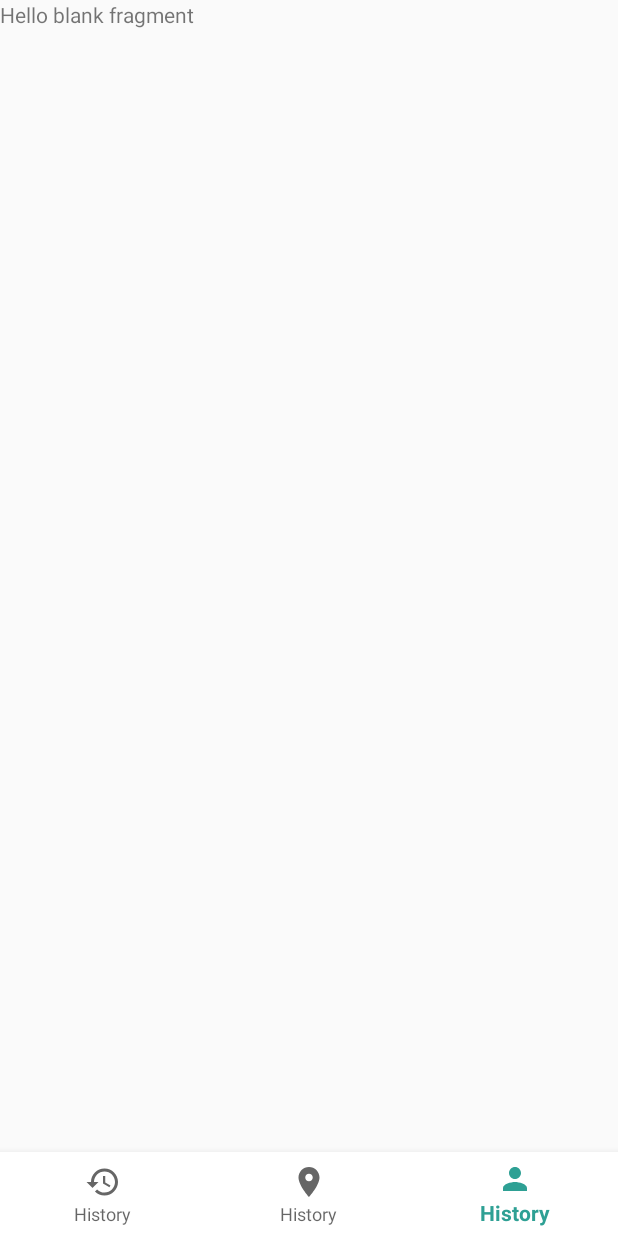
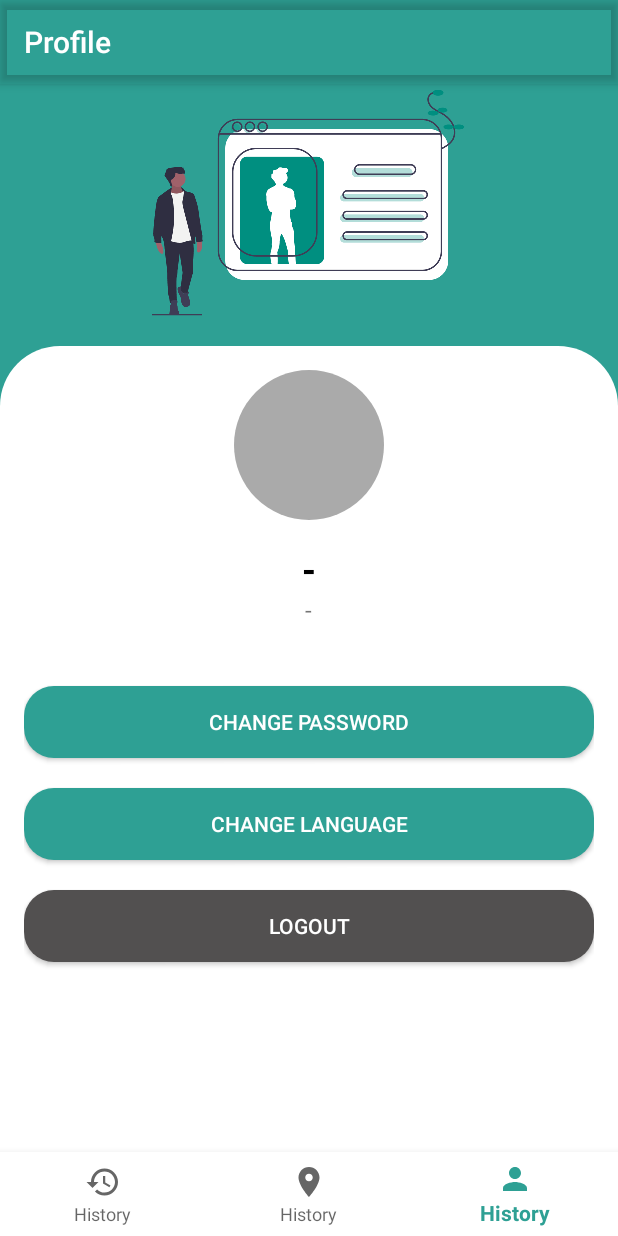
Before and after one commit to Bilnapis/Schooly-Absensi, an Android app: the screen it shows after launch (MainActivity), item 3 of the bottom bar chosen, on a phone screen of 412 x 824 dp. Run offline under Robolectric (Android 15) with nearby library versions, the phone set to English and light mode, and no system bars; our stand-ins replace CircleImageView.

Commit message:
ui: add ui profile

```diff
--- a/app/src/main/java/com/example/absensi/views/profile/ProfileFragment.kt
+++ b/app/src/main/java/com/example/absensi/views/profile/ProfileFragment.kt
@@ -7,52 +7,10 @@ import android.view.View
 import android.view.ViewGroup
 import com.example.absensi.R
 
-// TODO: Rename parameter arguments, choose names that match
-// the fragment initialization parameters, e.g. ARG_ITEM_NUMBER
-private const val ARG_PARAM1 = "param1"
-private const val ARG_PARAM2 = "param2"
-
-/**
- * A simple [Fragment] subclass.
- * Use the [ProfileFragment.newInstance] factory method to
- * create an instance of this fragment.
- */
 class ProfileFragment : Fragment() {
-    // TODO: Rename and change types of parameters
-    private var param1: String? = null
-    private var param2: String? = null
-
-    override fun onCreate(savedInstanceState: Bundle?) {
-        super.onCreate(savedInstanceState)
-        arguments?.let {
-            param1 = it.getString(ARG_PARAM1)
-            param2 = it.getString(ARG_PARAM2)
-        }
-    }
-
     override fun onCreateView(inflater: LayoutInflater, container: ViewGroup?,
                               savedInstanceState: Bundle?): View? {
         // Inflate the layout for this fragment
         return inflater.inflate(R.layout.fragment_profile, container, false)
     }
-
-    companion object {
-        /**
-         * Use this factory method to create a new instance of
-         * this fragment using the provided parameters.
-         *
-         * @param param1 Parameter 1.
-         * @param param2 Parameter 2.
-         * @return A new instance of fragment ProfileFragment.
-         */
-        // TODO: Rename and change types and number of parameters
-        @JvmStatic
-        fun newInstance(param1: String, param2: String) =
-                ProfileFragment().apply {
-                    arguments = Bundle().apply {
-                        putString(ARG_PARAM1, param1)
-                        putString(ARG_PARAM2, param2)
-                    }
-                }
-    }
 }
--- /dev/null
+++ b/app/src/main/res/drawable/bg_btn_logout.xml
@@ -0,0 +1,8 @@
+<?xml version="1.0" encoding="utf-8"?>
+<shape xmlns:android="http://schemas.android.com/apk/res/android"
+    android:shape="rectangle">
+
+    <solid android:color="#525050"/>
+    <corners android:radius="20dp"/>
+
+</shape>
--- /dev/null
+++ b/app/src/main/res/drawable/bg_profile.xml
@@ -0,0 +1,9 @@
+<?xml version="1.0" encoding="utf-8"?>
+<shape xmlns:android="http://schemas.android.com/apk/res/android"
+    android:shape="rectangle">
+
+    <solid android:color="@android:color/white"/>
+    <corners android:topLeftRadius="40dp"
+        android:topRightRadius="40dp"/>
+
+</shape>
--- a/app/src/main/res/layout/fragment_profile.xml
+++ b/app/src/main/res/layout/fragment_profile.xml
@@ -1,14 +1,115 @@
 <?xml version="1.0" encoding="utf-8"?>
-<FrameLayout xmlns:android="http://schemas.android.com/apk/res/android"
+<androidx.constraintlayout.widget.ConstraintLayout xmlns:android="http://schemas.android.com/apk/res/android"
     xmlns:tools="http://schemas.android.com/tools"
     android:layout_width="match_parent"
     android:layout_height="match_parent"
+    xmlns:app="http://schemas.android.com/apk/res-auto"
+    android:background="@color/colorPrimary"
     tools:context=".views.profile.ProfileFragment">
 
-    <!-- TODO: Update blank fragment layout -->
-    <TextView
+    <com.google.android.material.appbar.AppBarLayout
+        android:id="@+id/appbar_profile"
         android:layout_width="match_parent"
-        android:layout_height="match_parent"
-        android:text="@string/hello_blank_fragment" />
+        android:layout_height="wrap_content"
+        android:background="@android:color/transparent"
+        android:elevation="0dp"
+        app:layout_constraintTop_toTopOf="parent">
 
-</FrameLayout>
+        <androidx.appcompat.widget.Toolbar
+            android:id="@+id/tb_profile"
+            android:layout_width="match_parent"
+            android:layout_height="wrap_content"
+            android:background="@android:color/transparent"
+            app:title="@string/profile"
+            app:titleTextColor="@android:color/white"
+            android:elevation="0dp"/>
+
+    </com.google.android.material.appbar.AppBarLayout>
+
+    <ScrollView
+        android:layout_width="match_parent"
+        android:layout_height="0dp"
+        android:fillViewport="true"
+        app:layout_constraintBottom_toBottomOf="parent"
+        app:layout_constraintTop_toBottomOf="@id/appbar_profile">
+
+        <LinearLayout
+            android:layout_width="match_parent"
+            android:layout_height="wrap_content"
+            android:orientation="vertical"
+            android:gravity="center_horizontal">
+
+
+            <ImageView
+                android:layout_width="wrap_content"
+                android:layout_height="wrap_content"
+                android:src="@drawable/image_profile"
+                android:layout_marginTop="4dp"/>
+
+            <LinearLayout
+                android:layout_width="match_parent"
+                android:layout_height="match_parent"
+                android:orientation="vertical"
+                android:layout_marginTop="20dp"
+                android:padding="16dp"
+                android:gravity="center_horizontal"
+                android:background="@drawable/bg_profile">
+
+                <de.hdodenhof.circleimageview.CircleImageView
+                    android:id="@+id/iv_profile"
+                    android:layout_width="100dp"
+                    android:layout_height="100dp"
+                    android:src="@android:color/darker_gray"/>
+
+                <TextView
+                    android:id="@+id/tv_name_profile"
+                    android:layout_width="wrap_content"
+                    android:layout_height="wrap_content"
+                    android:text="@string/default_text"
+                    android:textSize="24sp"
+                    android:textStyle="bold"
+                    android:textColor="@android:color/black"
+                    android:layout_marginTop="16dp"/>
+
+                <TextView
+                    android:id="@+id/tv_email_profile"
+                    android:layout_width="wrap_content"
+                    android:layout_height="wrap_content"
+                    android:text="@string/default_text"
+                    android:textSize="16sp"/>
+
+                <Button
+                    android:id="@+id/btn_change_password"
+                    android:layout_width="match_parent"
+                    android:layout_height="wrap_content"
+                    android:text="@string/change_password"
+                    android:background="@drawable/bg_btn_primary"
+                    android:textColor="@android:color/white"
+                    android:layout_marginTop="40dp"/>
+
+                <Button
+                    android:id="@+id/btn_change_language"
+                    android:layout_width="match_parent"
+                    android:layout_height="wrap_content"
+                    android:text="@string/change_language"
+                    android:background="@drawable/bg_btn_primary"
+                    android:textColor="@android:color/white"
+                    android:layout_marginTop="20dp"/>
+
+                <Button
+                    android:id="@+id/btn_logout"
+                    android:layout_width="match_parent"
+                    android:layout_height="wrap_content"
+                    android:text="@string/logout"
+                    android:background="@drawable/bg_btn_logout"
+                    android:textColor="@android:color/white"
+                    android:layout_marginTop="20dp"/>
+
+
+            </LinearLayout>
+
+        </LinearLayout>
+
+    </ScrollView>
+
+</androidx.constraintlayout.widget.ConstraintLayout>
--- a/app/src/main/res/values/strings.xml
+++ b/app/src/main/res/values/strings.xml
@@ -14,4 +14,8 @@
     <string name="your_photo">Your Photo</string>
     <string name="check_in">Check-In</string>
     <string name="check_out">Check-Out</string>
+    <string name="profile">Profile</string>
+    <string name="change_password">Change Password</string>
+    <string name="change_language">Change Language</string>
+    <string name="logout">Logout</string>
 </resources>
```
